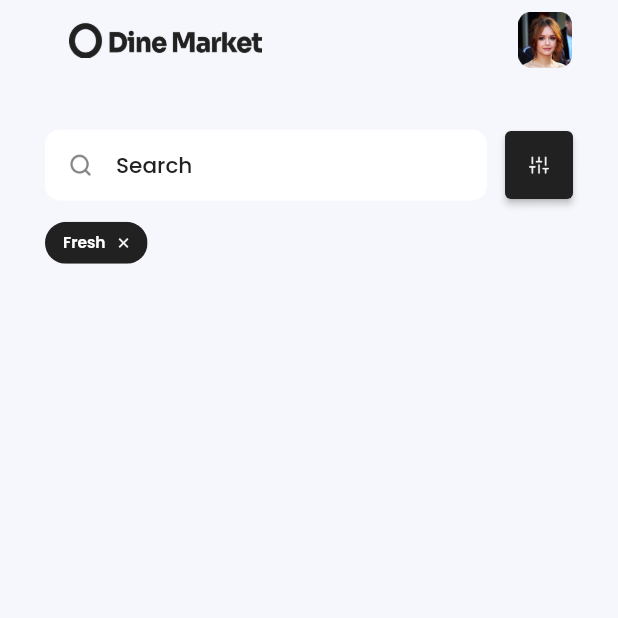
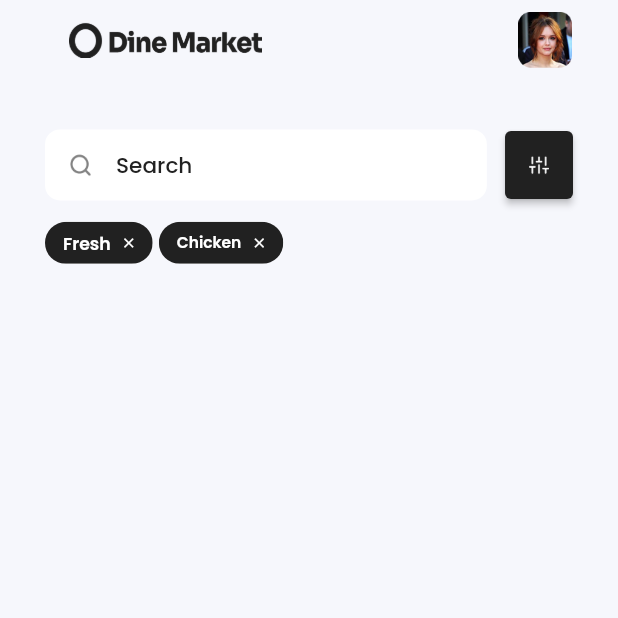
Before and after one commit to araujo-alef/dine_market_app_flutter, a Flutter app: the screen it shows after launch, on a phone screen of 412 x 824 dp, the top half of it. Run offline on Flutter 3.47's test engine with Material 2 defaults, Android fonts, the phone set to English and light mode, and no system bars; our stand-ins replace get, google_fonts.

Commit message:
added action chip Shicken on home page

```diff
--- a/lib/app/ui/android/home/home_page.dart
+++ b/lib/app/ui/android/home/home_page.dart
@@ -111,10 +111,23 @@ class HomePage extends StatelessWidget {
                         scrollDirection: Axis.horizontal,
                         children: [
                           Wrap(
-                            spacing: 6,
+                            spacing: height * 0.5,
                             children: [
                               Chip(
                                 label: Text('Fresh'),
+                                onDeleted: () {},
+                                deleteIcon: Icon(Icons.close_sharp, size: height * 1.3, color: Colors.white,),
+                                backgroundColor: Color(0XFF212121),
+                                labelStyle: GoogleFonts.poppins(
+                                  fontSize: width * 2.8,
+                                  color: Colors.white,
+                                  fontWeight: FontWeight.w600
+                                ),
+                                visualDensity: VisualDensity.compact,
+                                labelPadding: EdgeInsets.only(left: 8, right: 0, top: 0, bottom: 0),
+                              ),
+                              Chip(
+                                label: Text('Chicken'),
                                 onDeleted: () {},
                                 deleteIcon: Icon(Icons.close_sharp, size: height * 1.3, color: Colors.white,),
                                 backgroundColor: Color(0XFF212121),
@@ -126,7 +139,6 @@ class HomePage extends StatelessWidget {
                                 visualDensity: VisualDensity.compact,
                                 labelPadding: EdgeInsets.only(left: 8, right: 0, top: 0, bottom: 0),
                               ),
-
                             ],
                           )
                         ],
```
